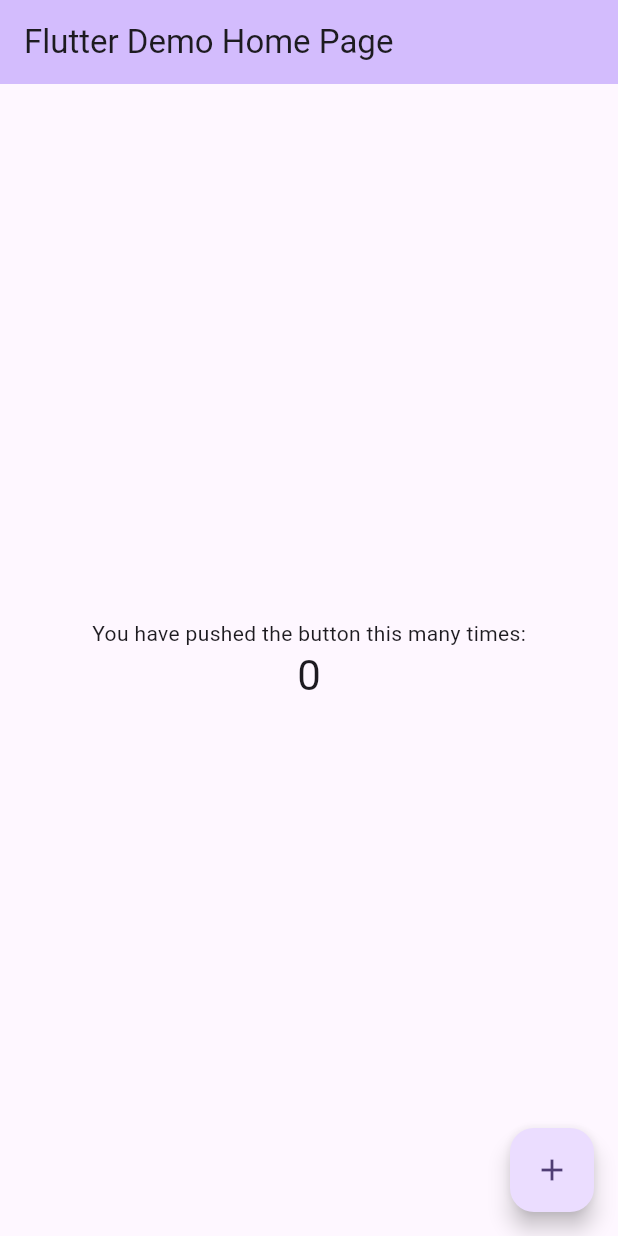
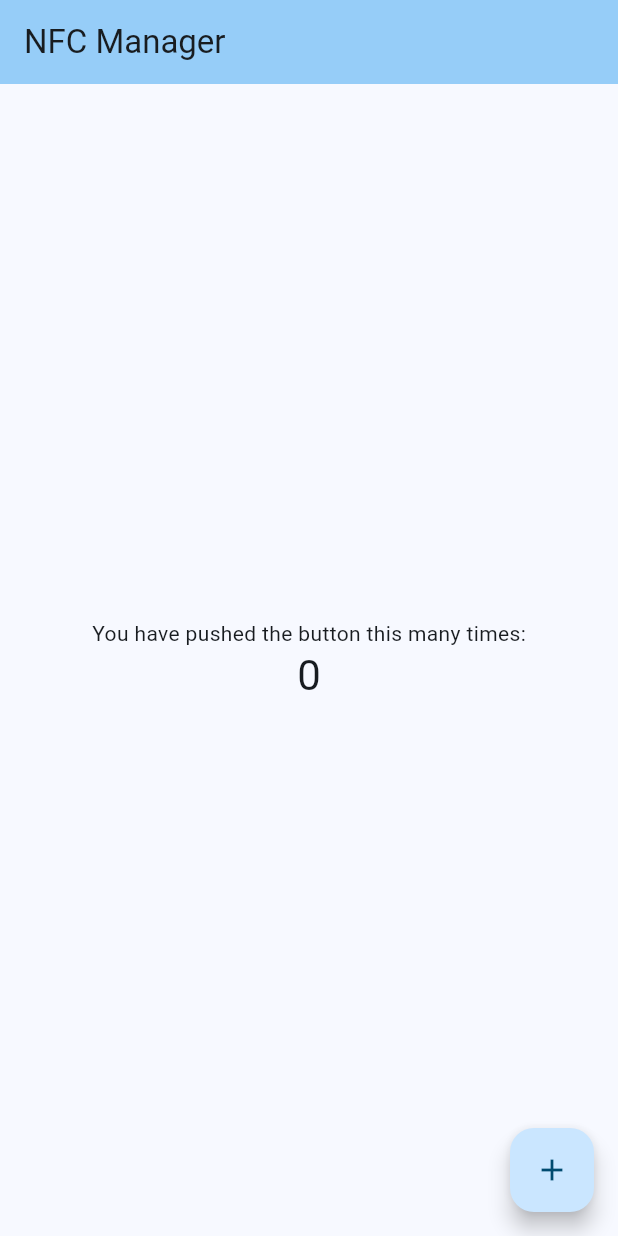
Before and after one commit to alphaolomi/nfc_manager_demo, a Flutter app: the screen it shows after launch, on a phone screen of 412 x 824 dp. Run offline on Flutter 3.47's test engine with Material 3 defaults, Android fonts, the phone set to English and light mode, and no system bars.

Commit message:
Add nfc_manager v3

```diff
--- a/lib/main.dart
+++ b/lib/main.dart
@@ -7,46 +7,21 @@ void main() {
 class MyApp extends StatelessWidget {
   const MyApp({super.key});
 
-  // This widget is the root of your application.
   @override
   Widget build(BuildContext context) {
     return MaterialApp(
-      title: 'Flutter Demo',
+      title: 'NFC Manager',
       theme: ThemeData(
-        // This is the theme of your application.
-        //
-        // TRY THIS: Try running your application with "flutter run". You'll see
-        // the application has a purple toolbar. Then, without quitting the app,
-        // try changing the seedColor in the colorScheme below to Colors.green
-        // and then invoke "hot reload" (save your changes or press the "hot
-        // reload" button in a Flutter-supported IDE, or press "r" if you used
-        // the command line to start the app).
-        //
-        // Notice that the counter didn't reset back to zero; the application
-        // state is not lost during the reload. To reset the state, use hot
-        // restart instead.
-        //
-        // This works for code too, not just values: Most code changes can be
-        // tested with just a hot reload.
-        colorScheme: ColorScheme.fromSeed(seedColor: Colors.deepPurple),
+        colorScheme: ColorScheme.fromSeed(seedColor: Colors.lightBlue),
         useMaterial3: true,
       ),
-      home: const MyHomePage(title: 'Flutter Demo Home Page'),
+      home: const MyHomePage(title: 'NFC Manager'),
     );
   }
 }
 
 class MyHomePage extends StatefulWidget {
   const MyHomePage({super.key, required this.title});
-
-  // This widget is the home page of your application. It is stateful, meaning
-  // that it has a State object (defined below) that contains fields that affect
-  // how it looks.
-
-  // This class is the configuration for the state. It holds the values (in this
-  // case the title) provided by the parent (in this case the App widget) and
-  // used by the build method of the State. Fields in a Widget subclass are
-  // always marked "final".
 
   final String title;
 
@@ -59,50 +34,19 @@ class _MyHomePageState extends State<MyHomePage> {
 
   void _incrementCounter() {
     setState(() {
-      // This call to setState tells the Flutter framework that something has
-      // changed in this State, which causes it to rerun the build method below
-      // so that the display can reflect the updated values. If we changed
-      // _counter without calling setState(), then the build method would not be
-      // called again, and so nothing would appear to happen.
       _counter++;
     });
   }
 
   @override
   Widget build(BuildContext context) {
-    // This method is rerun every time setState is called, for instance as done
-    // by the _incrementCounter method above.
-    //
-    // The Flutter framework has been optimized to make rerunning build methods
-    // fast, so that you can just rebuild anything that needs updating rather
-    // than having to individually change instances of widgets.
     return Scaffold(
       appBar: AppBar(
-        // TRY THIS: Try changing the color here to a specific color (to
-        // Colors.amber, perhaps?) and trigger a hot reload to see the AppBar
-        // change color while the other colors stay the same.
         backgroundColor: Theme.of(context).colorScheme.inversePrimary,
-        // Here we take the value from the MyHomePage object that was created by
-        // the App.build method, and use it to set our appbar title.
         title: Text(widget.title),
       ),
       body: Center(
-        // Center is a layout widget. It takes a single child and positions it
-        // in the middle of the parent.
         child: Column(
-          // Column is also a layout widget. It takes a list of children and
-          // arranges them vertically. By default, it sizes itself to fit its
-          // children horizontally, and tries to be as tall as its parent.
-          //
-          // Column has various properties to control how it sizes itself and
-          // how it positions its children. Here we use mainAxisAlignment to
-          // center the children vertically; the main axis here is the vertical
-          // axis because Columns are vertical (the cross axis would be
-          // horizontal).
-          //
-          // TRY THIS: Invoke "debug painting" (choose the "Toggle Debug Paint"
-          // action in the IDE, or press "p" in the console), to see the
-          // wireframe for each widget.
           mainAxisAlignment: MainAxisAlignment.center,
           children: <Widget>[
             const Text(
@@ -119,7 +63,7 @@ class _MyHomePageState extends State<MyHomePage> {
         onPressed: _incrementCounter,
         tooltip: 'Increment',
         child: const Icon(Icons.add),
-      ), // This trailing comma makes auto-formatting nicer for build methods.
+      ),
     );
   }
 }
--- a/pubspec.yaml
+++ b/pubspec.yaml
@@ -30,6 +30,7 @@ environment:
 dependencies:
   flutter:
     sdk: flutter
+  nfc_manager: ^3.3.0
 
 
   # The following adds the Cupertino Icons font to your application.
```
Also changed, not shown: pubspec.lock.
